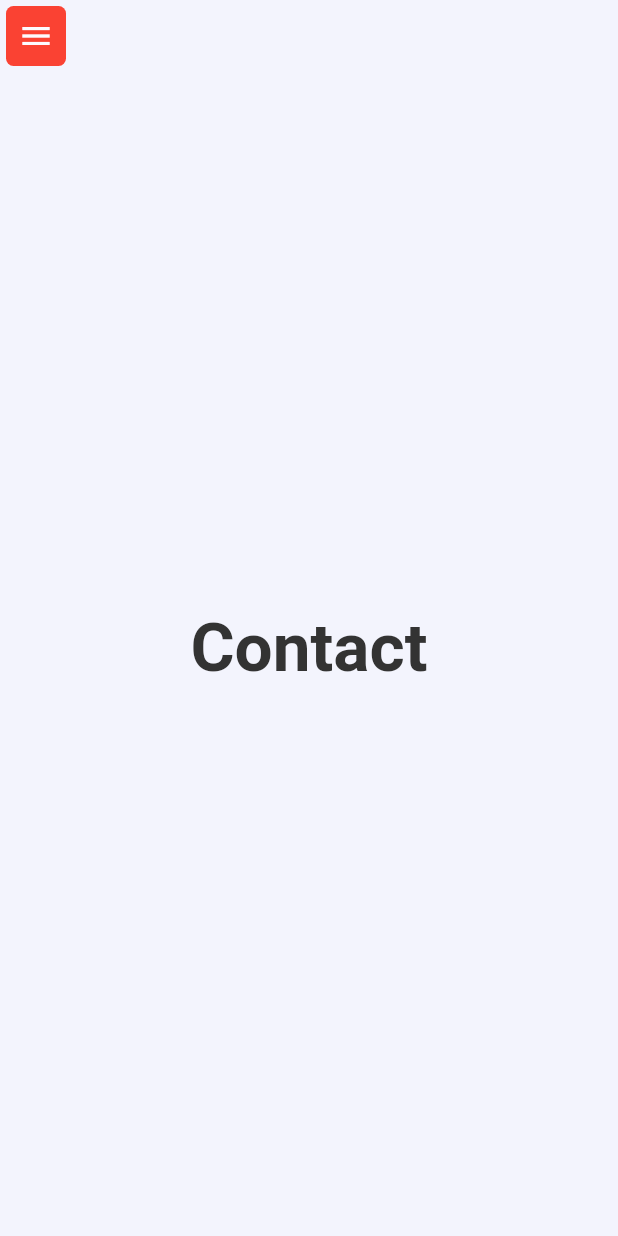
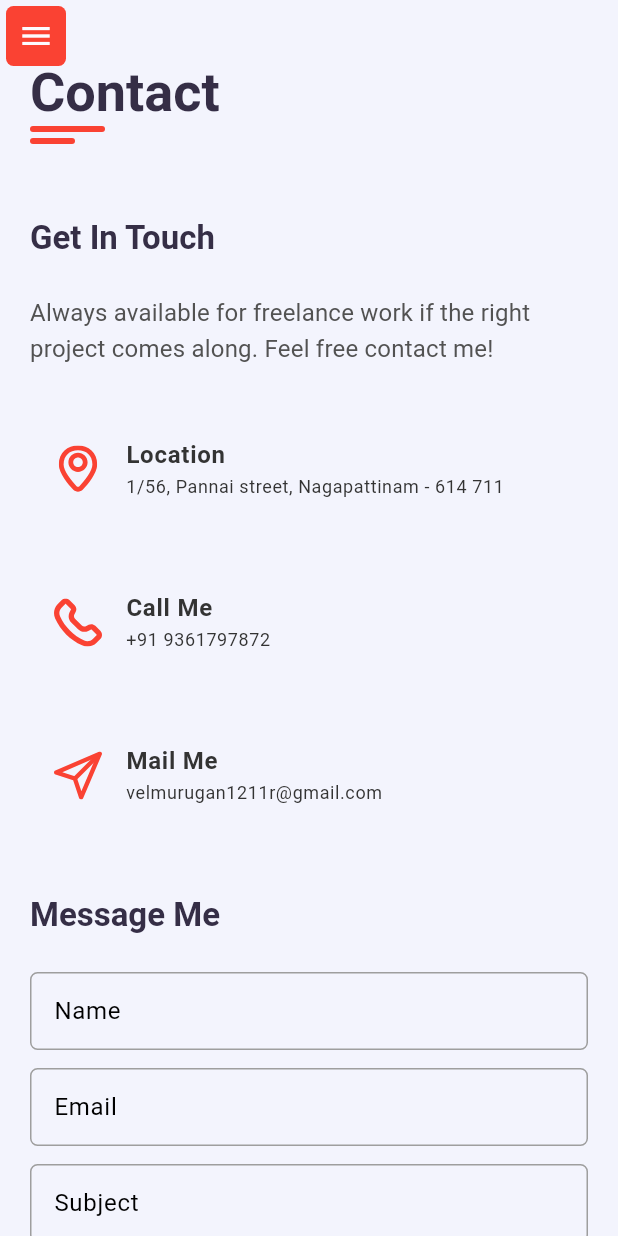
Before and after one commit to dev-ravan/my-folio, a Flutter app: the ContactPage screen opened by its route, on a phone screen of 412 x 824 dp. Run offline on Flutter 3.47's test engine with Material 3 defaults, Android fonts, the phone set to English and light mode, and no system bars; our stand-ins replace equatable, flutter_bloc, flutter_svg, go_router, google_fonts, percent_indicator.

Commit message:
contact ui completed

```diff
--- a/lib/App/app.dart
+++ b/lib/App/app.dart
@@ -14,7 +14,7 @@ class MainApp extends StatelessWidget {
       child: MaterialApp.router(
         debugShowCheckedModeBanner: false,
         theme: lightMode,
-        // darkTheme: darkMode,
+        darkTheme: darkMode,
         routerConfig: goRouter,
       ),
     );
--- a/lib/Constants/icons.dart
+++ b/lib/Constants/icons.dart
@@ -16,4 +16,9 @@ class MyIcons {
 
   // Project Icons
   static String gitHub = "assets/icons/github.png";
+
+  // Contact Icons
+  static String call = "assets/icons/call.svg";
+  static String location = "assets/icons/location.svg";
+  static String mail = "assets/icons/mail.svg";
 }
--- a/lib/Core/Theme/palettes.dart
+++ b/lib/Core/Theme/palettes.dart
@@ -11,6 +11,7 @@ class Palettes {
   static Color greyColor = Colors.grey[500]!;
   static Color outlineColor = const Color(0xff525252);
   static Color transparentColor = Colors.transparent;
+  static Color redColor = Colors.redAccent;
 
   // Dark Mode Palette
   static Color darkMenuColor = const Color(0xff222222);
--- a/lib/Core/Theme/theme_mode.dart
+++ b/lib/Core/Theme/theme_mode.dart
@@ -34,7 +34,7 @@ ThemeData lightMode = ThemeData(
     isDense: true,
     focusedErrorBorder: OutlineInputBorder(
       borderRadius: BorderRadius.circular(5),
-      borderSide: BorderSide(color: Palettes.darkBgColor, width: 2),
+      borderSide: BorderSide(color: Palettes.redColor, width: 2),
     ),
     enabledBorder: OutlineInputBorder(
       borderRadius: BorderRadius.circular(5),
@@ -46,7 +46,7 @@ ThemeData lightMode = ThemeData(
     ),
     errorBorder: OutlineInputBorder(
       borderRadius: BorderRadius.circular(5),
-      borderSide: BorderSide(color: Palettes.primaryColor, width: 2),
+      borderSide: BorderSide(color: Palettes.redColor, width: 2),
     ),
     border: OutlineInputBorder(
       borderRadius: BorderRadius.circular(5),
@@ -86,4 +86,27 @@ ThemeData darkMode = ThemeData(
     bodyMedium: _textStyle.bodyMedium.copyWith(color: Palettes.whiteColor),
     bodySmall: _textStyle.bodySmall.copyWith(color: Palettes.whiteColor),
   ),
+  inputDecorationTheme: InputDecorationTheme(
+    contentPadding: const EdgeInsets.symmetric(horizontal: 12, vertical: 14),
+    isDense: true,
+    focusedErrorBorder: OutlineInputBorder(
+      borderRadius: BorderRadius.circular(5),
+      borderSide: BorderSide(color: Palettes.redColor, width: 2),
+    ),
+    enabledBorder: OutlineInputBorder(
+      borderRadius: BorderRadius.circular(5),
+      borderSide: BorderSide(color: Palettes.greyColor),
+    ),
+    focusedBorder: OutlineInputBorder(
+      borderRadius: BorderRadius.circular(5),
+      borderSide: BorderSide(color: Palettes.primaryColor, width: 2),
+    ),
+    errorBorder: OutlineInputBorder(
+      borderRadius: BorderRadius.circular(5),
+      borderSide: BorderSide(color: Palettes.redColor, width: 2),
+    ),
+    border: OutlineInputBorder(
+      borderRadius: BorderRadius.circular(5),
+    ),
+  ),
 );
--- /dev/null
+++ b/lib/Features/Contact/data/contact_details.dart
@@ -0,0 +1,21 @@
+import 'package:my_folio/Features/Contact/data/model/contact_mod.dart';
+import 'package:my_folio/Utils/exports.dart';
+
+class ContactDetails {
+  static String headline_1 = "Get In Touch";
+  static String headline_2 = "Message Me";
+  static String contactContent =
+      "Always available for freelance work if the right project comes along.\tFeel free contact me!";
+  static List<ContactMod> contactInfo = [
+    ContactMod(
+        title: "Location",
+        subTitle: "1/56, Pannai street, Nagapattinam - 614 711",
+        icon: MyIcons.location),
+    ContactMod(
+        title: "Call Me", subTitle: "+91 9361797872", icon: MyIcons.call),
+    ContactMod(
+        title: "Mail Me",
+        subTitle: "velmurugan1211r@gmail.com",
+        icon: MyIcons.mail),
+  ];
+}
--- /dev/null
+++ b/lib/Features/Contact/data/model/contact_mod.dart
@@ -0,0 +1,7 @@
+class ContactMod {
+  final String title;
+  final String subTitle;
+  final String icon;
+
+  ContactMod({required this.title, required this.subTitle, required this.icon});
+}
--- /dev/null
+++ b/lib/Features/Contact/presentation/components/get_in_touch.dart
@@ -0,0 +1,59 @@
+import 'package:my_folio/Features/Contact/data/contact_details.dart';
+import 'package:my_folio/Features/Contact/presentation/components/message_me.dart';
+import 'package:my_folio/Utils/exports.dart';
+
+class GetInTouch extends StatelessWidget {
+  const GetInTouch({super.key});
+
+  @override
+  Widget build(BuildContext context) {
+    final bool isMobile = Responsive.isMobile(context);
+
+    final txtTheme = Theme.of(context).textTheme;
+    final theme = Theme.of(context).colorScheme;
+    return Column(
+      crossAxisAlignment: CrossAxisAlignment.start,
+      children: [
+        Text(
+          ContactDetails.headline_1,
+          style: txtTheme.headlineSmall,
+        ),
+        gap24,
+        Text(
+          ContactDetails.contactContent,
+          style: txtTheme.titleMedium!.copyWith(fontWeight: FontWeight.normal),
+        ),
+        gap32,
+        ListView.builder(
+            shrinkWrap: true,
+            itemCount: ContactDetails.contactInfo.length,
+            itemBuilder: (context, index) {
+              final data = ContactDetails.contactInfo[index];
+              return Padding(
+                padding: const EdgeInsets.only(bottom: 30),
+                child: ListTile(
+                  leading: SvgPicture.asset(
+                    data.icon,
+                    height: 32,
+                    width: 32,
+                    // ignore: deprecated_member_use
+                    color: theme.primary,
+                  ),
+                  title: Text(
+                    data.title,
+                    style: txtTheme.bodyLarge!
+                        .copyWith(fontWeight: FontWeight.bold),
+                  ),
+                  subtitle: Text(
+                    data.subTitle,
+                    style: txtTheme.bodySmall,
+                  ),
+                ),
+              );
+            }),
+        gap12,
+        if (isMobile) const MessageMe()
+      ],
+    );
+  }
+}
--- /dev/null
+++ b/lib/Features/Contact/presentation/components/message_me.dart
@@ -0,0 +1,72 @@
+import 'package:my_folio/Features/Contact/data/contact_details.dart';
+import 'package:my_folio/Features/Contact/presentation/components/msg_field.dart';
+import 'package:my_folio/Features/Home/Presentation/components/common_button.dart';
+import 'package:my_folio/Utils/exports.dart';
+import 'package:url_launcher/url_launcher.dart';
+
+class MessageMe extends StatelessWidget {
+  const MessageMe({super.key});
+
+  @override
+  Widget build(BuildContext context) {
+    // Theme
+    final txtTheme = Theme.of(context).textTheme;
+    // Global Key
+    final formKey = GlobalKey<FormState>();
+    // Controller
+    final nameController = TextEditingController();
+    final mailController = TextEditingController();
+    final subjectController = TextEditingController();
+    final msgController = TextEditingController();
+
+    // Responsive
+    final bool isDesktop = Responsive.isDesktop(context);
+
+    return Form(
+      key: formKey,
+      child: Column(
+        crossAxisAlignment: CrossAxisAlignment.start,
+        children: [
+          Text(
+            ContactDetails.headline_2,
+            style: txtTheme.headlineSmall,
+          ),
+          gap24,
+          if (isDesktop)
+            Row(
+              children: [
+                Expanded(
+                    child: MsgField(controller: nameController, hint: "Name")),
+                gap12,
+                Expanded(
+                    child: MsgField(controller: mailController, hint: "Email")),
+              ],
+            ),
+          if (!isDesktop)
+            Column(
+              children: [
+                MsgField(controller: nameController, hint: "Name"),
+                gap12,
+                MsgField(controller: mailController, hint: "Email"),
+              ],
+            ),
+          gap12,
+          MsgField(controller: subjectController, hint: "Subject"),
+          gap12,
+          MsgField(
+            controller: msgController,
+            hint: "Message",
+            maxLines: 3,
+          ),
+          gap24,
+          CommonButton(
+              title: "Send Message",
+              onTap: () {
+                if (formKey.currentState!.validate()) {}
+              }),
+          gap24
+        ],
+      ),
+    );
+  }
+}
--- /dev/null
+++ b/lib/Features/Contact/presentation/components/msg_field.dart
@@ -0,0 +1,25 @@
+import 'package:my_folio/Utils/exports.dart';
+
+// ignore: must_be_immutable
+class MsgField extends StatelessWidget {
+  final TextEditingController controller;
+  final String hint;
+  int maxLines;
+  MsgField(
+      {super.key,
+      required this.controller,
+      required this.hint,
+      this.maxLines = 1});
+
+  @override
+  Widget build(BuildContext context) {
+    return TextFormField(
+      controller: controller,
+      validator: (val) => val!.isEmpty ? "Fill required field $hint" : null,
+      maxLines: maxLines,
+      decoration: InputDecoration(
+        hintText: hint,
+      ),
+    );
+  }
+}
--- a/lib/Features/Contact/presentation/pages/contact.dart
+++ b/lib/Features/Contact/presentation/pages/contact.dart
@@ -1,3 +1,6 @@
+import 'package:my_folio/Features/About/Presentation/components/title_widget.dart';
+import 'package:my_folio/Features/Contact/presentation/components/get_in_touch.dart';
+import 'package:my_folio/Features/Contact/presentation/components/message_me.dart';
 import 'package:my_folio/Utils/exports.dart';
 
 class ContactPage extends StatelessWidget {
@@ -5,12 +8,31 @@ class ContactPage extends StatelessWidget {
 
   @override
   Widget build(BuildContext context) {
+    final bool isMobile = Responsive.isMobile(context);
     return Scaffold(
-      body: Center(
-          child: Text(
-        "Contact",
-        style: Theme.of(context).textTheme.displayMedium,
-      )),
-    );
+        body: SingleChildScrollView(
+      child: Column(
+        crossAxisAlignment: CrossAxisAlignment.start,
+        children: [
+          const TitleWidget(
+            title: "Contact",
+          ),
+          gap48,
+          Row(
+            crossAxisAlignment: CrossAxisAlignment.start,
+            children: [
+              const Expanded(
+                child: GetInTouch(),
+              ),
+              if (!isMobile) gap24,
+              if (!isMobile)
+                const Expanded(
+                  child: MessageMe(),
+                ),
+            ],
+          )
+        ],
+      ),
+    ));
   }
 }
```
Also changed, not shown: assets/icons/call.svg (added), assets/icons/location.svg (added), assets/icons/mail.svg (added).
